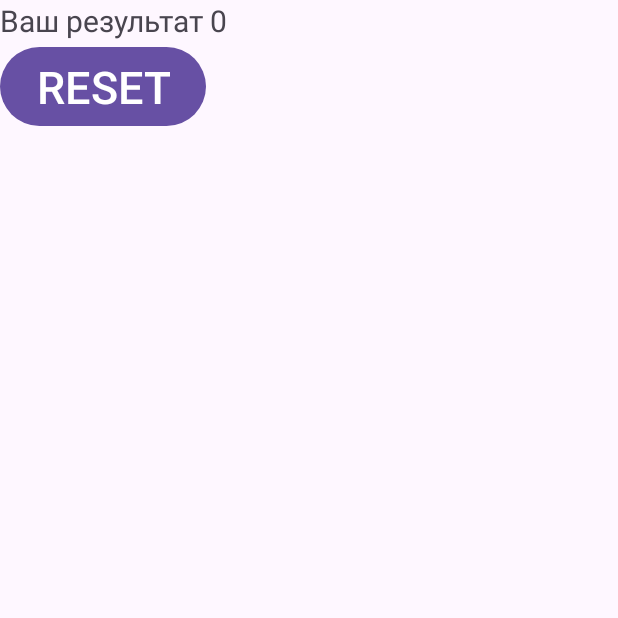
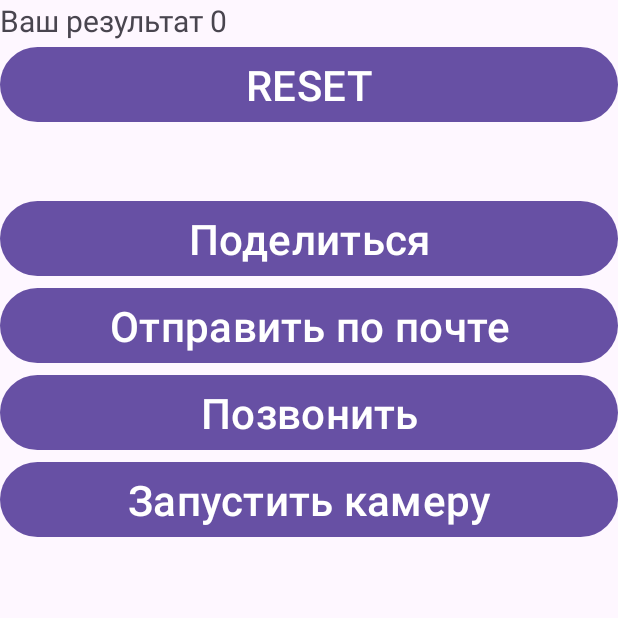
Before and after one commit to ARSuleimanov/5.8-kotlin-study, an Android app: the ResultActivity screen opened directly, with no data from a screen before it, on a phone screen of 412 x 824 dp, the top half of it. Run offline under Robolectric (Android 15) with nearby library versions, the phone set to English and light mode, and no system bars.

Commit message:
hw9.5 inplicit intent: text, email, call, camera

```diff
--- a/L1/app/src/main/java/ru/sar/l1/MainActivity.kt
+++ b/L1/app/src/main/java/ru/sar/l1/MainActivity.kt
@@ -49,10 +49,7 @@ class MainActivity : AppCompatActivity(R.layout.activity_main) {
             intent.putExtra(KEY_PARCELIZABLE,TestClassParcelable("hello-parcelable",555))
             resultActivityResult.launch(intent)
             //startActivity(intent)
-
         }
-
-
     }
 
 
--- a/L1/app/src/main/java/ru/sar/l1/ResultActivity.kt
+++ b/L1/app/src/main/java/ru/sar/l1/ResultActivity.kt
@@ -1,9 +1,10 @@
 package ru.sar.l1
 
-import android.annotation.SuppressLint
 import android.app.Activity
 import android.content.Intent
+import android.net.Uri
 import android.os.Bundle
+import android.provider.MediaStore
 import android.util.Log
 import android.widget.Button
 import android.widget.TextView
@@ -13,39 +14,95 @@ const val EXTRA_RESET = "EXTRA_RESET"
 
 class ResultActivity : AppCompatActivity(R.layout.activity_result) {
 
-    @SuppressLint("StringFormatInvalid")
+    lateinit var resultTextView: TextView
+
+
     override fun onCreate(savedInstanceState: Bundle?) {
         super.onCreate(savedInstanceState)
-        Log.d("test", "onCreate Result form")
+        resultTextView = findViewById<TextView>(R.id.resultTextView)
+
+        initGetObj()
+        /**получить объекты serializable & parcelable**/
+        initResult()
+        /**get a result**/
+        initBtn()
+    }
+
+
+    private fun initBtn() {
+        findViewById<Button>(R.id.resetBtn).setOnClickListener {
+            resultTextView.text = getString(R.string.title_result, 0)
+            setResult(Activity.RESULT_OK, Intent().putExtra(EXTRA_RESET, true))
+        }
+        findViewById<Button>(R.id.btnShare).setOnClickListener { sendText() }
+        findViewById<Button>(R.id.btnEmail).setOnClickListener { sendMail() }
+        findViewById<Button>(R.id.btnCall).setOnClickListener {
+            val callIntent = Intent(Intent.ACTION_DIAL).apply {
+                data = Uri.parse("tel:$+79111234567")
+            }
+            startActivity(callIntent)
+        }
+        findViewById<Button>(R.id.btnCamera).setOnClickListener {
+            val cameraIntent = Intent(MediaStore.ACTION_IMAGE_CAPTURE)
+            startActivity(cameraIntent)
+        }
+    }
+
+    private fun sendText() {
+        val shareIntent = Intent()
+        shareIntent.action = Intent.ACTION_SEND
+        shareIntent.type = "text/plain"
+        shareIntent.putExtra(Intent.EXTRA_TEXT, "The simple text for sharing by my app.")
+        startActivity(
+            Intent.createChooser(
+                shareIntent,
+                "Please choice an application for send"
+            )
+        )
+    }
+
+    private fun sendMail() {
+        val recipient = arrayOf("sar@au.ru")
+        val subject = "Subject of the email"
+        val body = "Body of the email"
+
+        val emailIntent = Intent(Intent.ACTION_SEND).apply {
+            type = "message/rfc822"
+            putExtra(Intent.EXTRA_EMAIL, recipient)
+            putExtra(Intent.EXTRA_SUBJECT, subject)
+            putExtra(Intent.EXTRA_TEXT, body)
+        }
+        val chooserIntent = Intent.createChooser(emailIntent, "Please choice app for send e-mail")
+        startActivity(chooserIntent)
+
+    }
+
+    private fun initResult() {
         val counter = intent.getIntExtra(EXTRA_COUNTER, 0)
+        resultTextView.text = getString(R.string.title_result, counter)
+    }
 
-        /** Прием Serializable объекта**/
+    private fun initGetObj() {
+        /** Прием Serializable объекта
+         * getSerializableExtra - depricated, но используем,
+         * т.к. новый метод требует min API 31 - а в этом проек тетребуется  минимум 17
+         **/
         val testClass: TestClass? = intent.getSerializableExtra(KEY_SERIALIZABLE) as? TestClass
+
         testClass?.let {
-            /** обработка если не нулевой объект**/
+            /** Обработка если ненулевой объект  **/
+
             Log.d(KEY_LOG, "${testClass?.text}:${testClass?.number}")
         }
 
+        /** Прием Parcelable объекта
+         * depricated используем по той же причине **/
+        val testClassParcelable: TestClassParcelable? =
+            intent.getParcelableExtra<TestClassParcelable>(KEY_PARCELIZABLE)
 
-        /** Прием Parcelable объекта**/
-        val testClassParcelable: TestClassParcelable? =intent.getParcelableExtra<TestClassParcelable>(KEY_PARCELIZABLE)
-
-        testClassParcelable?.let{
-            Log.d(KEY_LOG,"${testClassParcelable?.text}:${testClassParcelable?.number}")
+        testClassParcelable?.let {
+            Log.d(KEY_LOG, "${testClassParcelable?.text}:${testClassParcelable?.number}")
         }
-
-        val resultTextView = findViewById<TextView>(R.id.resultTextView)
-
-        resultTextView.text = getString(R.string.title_result, counter)
-
-        val ResetBtn = findViewById<Button>(R.id.resetBtn)
-        ResetBtn.setOnClickListener {
-            resultTextView.text = getString(R.string.title_result, 0)
-            setResult(Activity.RESULT_OK, Intent().putExtra(EXTRA_RESET, true))
-        }
-//        savedInstanceState?.getInt(EXTRA_COUNTER)?.let {
-//            Toast.makeText(this, "Результат=$it", Toast.LENGTH_SHORT).show()
-//        Log.d("test","получен$it")}
 
     }
 }
--- a/L1/app/src/main/res/layout/activity_result.xml
+++ b/L1/app/src/main/res/layout/activity_result.xml
@@ -1,22 +1,44 @@
 <?xml version="1.0" encoding="utf-8"?>
 <LinearLayout xmlns:android="http://schemas.android.com/apk/res/android"
     xmlns:tools="http://schemas.android.com/tools"
-    android:orientation="vertical"
     android:layout_width="match_parent"
-    android:layout_height="match_parent">
-<TextView
-    android:id="@+id/resultTextView"
-    android:textSize="20sp"
-    android:layout_width="wrap_content"
-    android:layout_height="wrap_content"
-    tools:text="результат:0"/>
+    android:layout_height="match_parent"
+    android:orientation="vertical">
+
+    <TextView
+        android:id="@+id/resultTextView"
+        android:layout_width="wrap_content"
+        android:layout_height="wrap_content"
+        android:textSize="20sp"
+        tools:text="результат:0" />
 
     <Button
         android:id="@+id/resetBtn"
-        android:layout_width="wrap_content"
-        android:layout_height="wrap_content"
-        android:text="RESET"
-        android:textSize="30sp"
+        style="@style/BtnStyle"
+        android:text="RESET" />
 
-        />
+    <View
+        android:layout_width="match_parent"
+        android:layout_height="20pt" />
+
+    <Button
+        android:id="@+id/btnShare"
+        style="@style/BtnStyle"
+        android:text="Поделиться" />
+
+    <Button
+        android:id="@+id/btnEmail"
+        style="@style/BtnStyle"
+        android:text="Отправить по почте" />
+
+    <Button
+        android:id="@+id/btnCall"
+        style="@style/BtnStyle"
+        android:text="Позвонить" />
+
+    <Button
+        android:id="@+id/btnCamera"
+        style="@style/BtnStyle"
+        android:text="Запустить камеру" />
+
 </LinearLayout>
--- a/L1/app/src/main/res/values/themes.xml
+++ b/L1/app/src/main/res/values/themes.xml
@@ -6,4 +6,12 @@
     </style>
 
     <style name="Theme.L1" parent="Base.Theme.L1" />
+
+
+    <style name="BtnStyle">
+        <item name="android:textSize">28sp</item>
+        <item name="android:layout_width">match_parent</item>
+        <item name="android:layout_height">wrap_content</item>
+
+    </style>
 </resources>
```
